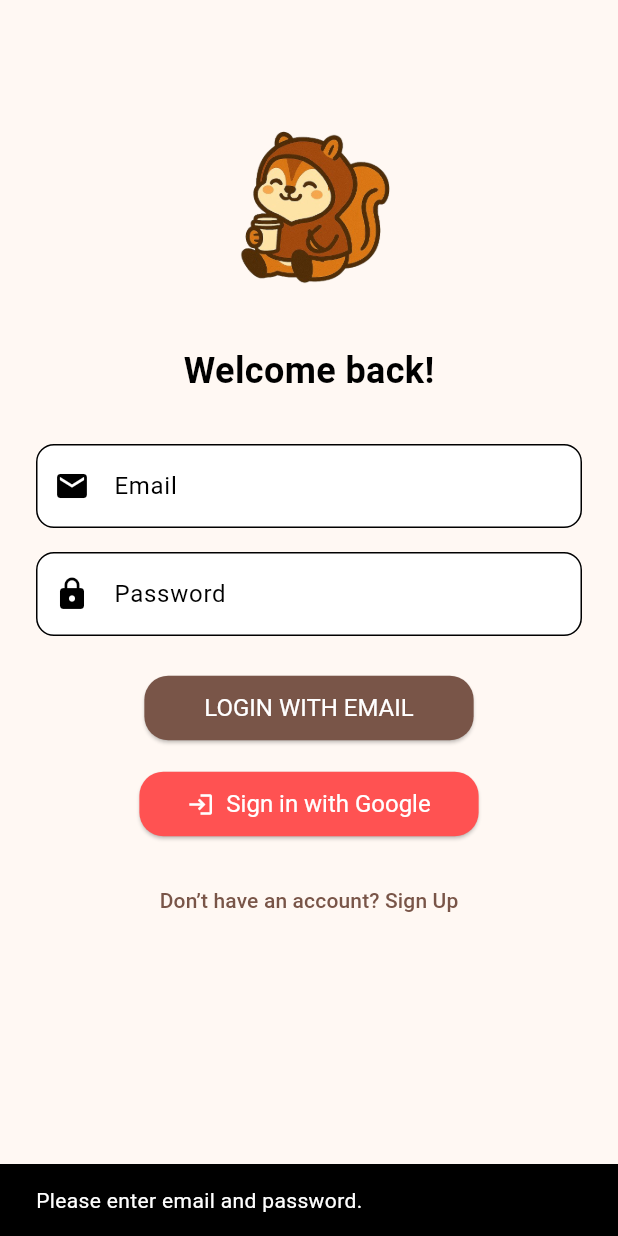
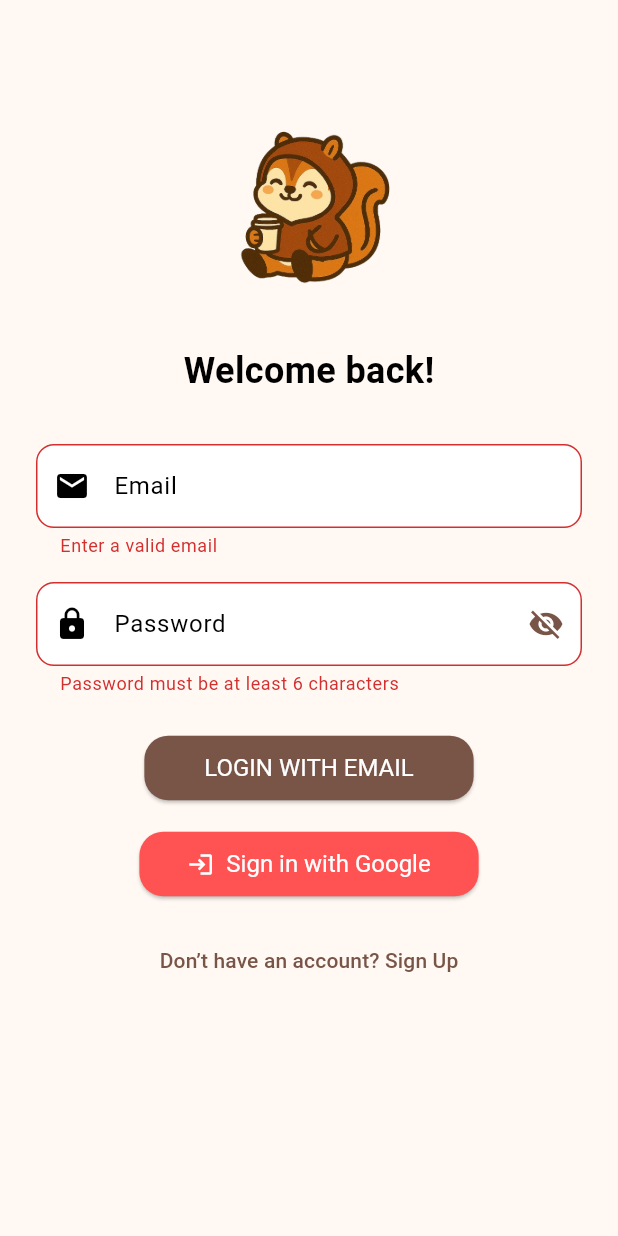
Before and after one commit to Qylahrzk/DailyQuest, a Flutter app: the screen it shows after launch, after a tap on "Get Started", after a tap on "LOGIN WITH EMAIL", on a phone screen of 412 x 824 dp. Run offline on Flutter 3.47's test engine with Material 3 defaults, Android fonts, the light colour scheme and no system bars; our stand-ins replace firebase_auth, firebase_core, google_sign_in, hive, hive_flutter, image_picker and 4 more; missing offline and left inert: google_mlkit_text_recognition; accounts and stored records are empty.

Commit message:
Update Auth Screen

```diff
--- a/lib/auth/get_started_screen.dart
+++ b/lib/auth/get_started_screen.dart
@@ -1,58 +1,87 @@
 import 'package:flutter/material.dart';
 import '../auth/login_screen.dart';
 
+/// ✅ GetStartedScreen - shown when the user first opens the app.
+///
+/// - Displays logo + welcome text
+/// - Navigates to login screen
 class GetStartedScreen extends StatelessWidget {
   const GetStartedScreen({super.key});
 
   @override
   Widget build(BuildContext context) {
     return Scaffold(
-      backgroundColor: Colors.brown.shade50,
+      backgroundColor: const Color(0xFFFFF8F3),
       body: SafeArea(
         child: Center(
-          child: Padding(
+          child: SingleChildScrollView(
             padding: const EdgeInsets.all(24.0),
             child: Column(
               mainAxisAlignment: MainAxisAlignment.center,
               children: [
-                Image.asset('assets/images/moodchipi.png'),
-                const SizedBox(height: 30),
-                const Text(
+                /// ✅ App logo
+                SizedBox(
+                  height: 200,
+                  child: Image.asset(
+                    'assets/images/moodchipi.png',
+                    fit: BoxFit.contain,
+                  ),
+                ),
+                const SizedBox(height: 40),
+
+                /// ✅ Heading
+                Text(
                   "Welcome to DailyQuest!",
                   style: TextStyle(
                     fontSize: 28,
                     fontWeight: FontWeight.bold,
-                    color: Colors.brown,
+                    color: Colors.brown.shade800,
                   ),
                   textAlign: TextAlign.center,
                 ),
                 const SizedBox(height: 16),
-                const Text(
-                  "Track your mood, reflect with diary entries, and grow with XP! 🎯",
+
+                /// ✅ Description
+                Text(
+                  "Track your moods, journal your thoughts, and level up with XP on your personal growth adventure. 🎯",
                   textAlign: TextAlign.center,
-                  style: TextStyle(fontSize: 16),
+                  style: TextStyle(
+                    fontSize: 16,
+                    color: Colors.brown.shade700,
+                    height: 1.4,
+                  ),
                 ),
                 const SizedBox(height: 50),
-                ElevatedButton(
+
+                /// ✅ Get Started button
+                SizedBox(
+                  width: double.infinity,
+                  child: ElevatedButton.icon(
                     onPressed: () {
                       Navigator.pushReplacement(
                         context,
-                      MaterialPageRoute(builder: (_) => const LoginScreen()),
+                        MaterialPageRoute(
+                          builder: (_) => const LoginScreen(),
+                        ),
                       );
                     },
+                    icon: const Icon(Icons.arrow_forward),
+                    label: const Text(
+                      "Get Started",
+                      style: TextStyle(
+                        fontSize: 18,
+                        fontWeight: FontWeight.bold,
+                      ),
+                    ),
                     style: ElevatedButton.styleFrom(
-                    backgroundColor: Colors.brown,
-                    foregroundColor: Colors.white, // ✅ Ensures white text
-                    padding: const EdgeInsets.symmetric(horizontal: 32, vertical: 14),
+                      backgroundColor: Colors.brown.shade700,
+                      foregroundColor: Colors.white,
+                      padding: const EdgeInsets.symmetric(
+                        vertical: 16,
+                      ),
                       shape: RoundedRectangleBorder(
                         borderRadius: BorderRadius.circular(12),
                       ),
-                  ),
-                  child: const Text(
-                    "Get Started",
-                    style: TextStyle(
-                      fontSize: 18,
-                      fontWeight: FontWeight.bold, // Optional
                     ),
                   ),
                 ),
--- a/lib/auth/login_screen.dart
+++ b/lib/auth/login_screen.dart
@@ -1,12 +1,14 @@
 import 'package:flutter/foundation.dart';
 import 'package:flutter/material.dart';
 import 'package:google_sign_in/google_sign_in.dart';
-import 'package:hive/hive.dart';
+import 'package:sqflite/sqflite.dart';
+import 'package:path/path.dart';
 
 import 'signup_screen.dart';
 import '../home/home_screen.dart';
-import '../auth_service.dart';
+import 'auth_service.dart';
 
+/// ✅ LoginScreen handles both email/password and Google login
 class LoginScreen extends StatefulWidget {
   const LoginScreen({super.key});
 
@@ -15,23 +17,35 @@ class LoginScreen extends StatefulWidget {
 }
 
 class _LoginScreenState extends State<LoginScreen> {
+  final _formKey = GlobalKey<FormState>();
+
   final emailController = TextEditingController();
   final passwordController = TextEditingController();
 
   bool isLoading = false;
+  bool showPassword = false;
 
   final GoogleSignIn _googleSignIn = GoogleSignIn(scopes: ['email']);
-
   final auth = AuthService();
 
-  /// Email & password login via Firebase Auth
+  Database? _db;
+
+  @override
+  void initState() {
+    super.initState();
+    _initDatabase();
+  }
+
+  /// ✅ Initialize SQLite database connection
+  Future<void> _initDatabase() async {
+    final dbPath = await getDatabasesPath();
+    final path = join(dbPath, 'dailyquest.db');
+    _db = await openDatabase(path);
+  }
+
+  /// ✅ Email/password login via Firebase Auth
   void loginWithEmail() async {
-    if (emailController.text.isEmpty || passwordController.text.isEmpty) {
-      ScaffoldMessenger.of(context).showSnackBar(
-        const SnackBar(content: Text("Please enter email and password.")),
-      );
-      return;
-    }
+    if (!_formKey.currentState!.validate()) return;
 
     setState(() => isLoading = true);
 
@@ -44,12 +58,12 @@ class _LoginScreenState extends State<LoginScreen> {
       if (!mounted) return;
 
       Navigator.pushReplacement(
-        context,
+        context as BuildContext,
         MaterialPageRoute(builder: (_) => const HomeScreen()),
       );
     } catch (e) {
       if (!mounted) return;
-      ScaffoldMessenger.of(context).showSnackBar(
+      ScaffoldMessenger.of(context as BuildContext).showSnackBar(
         SnackBar(content: Text(e.toString())),
       );
     } finally {
@@ -61,32 +75,44 @@ class _LoginScreenState extends State<LoginScreen> {
   void loginWithGoogle() async {
     try {
       final account = await _googleSignIn.signIn();
+
       if (account != null) {
-        // ✅ Save Google user info into Hive
-        final userBox = Hive.box('userData');
-        userBox.put('name', account.displayName);
-        userBox.put('email', account.email);
-        userBox.put('photoUrl', account.photoUrl);
+        // ✅ Save Google user info into SQLite
+        await _saveGoogleUserToSQLite(account);
 
         if (!mounted) return;
         Navigator.pushReplacement(
-          context,
+          context as BuildContext,
           MaterialPageRoute(builder: (_) => const HomeScreen()),
         );
       } else {
-        // User closed Google login dialog
         if (!mounted) return;
-        ScaffoldMessenger.of(context).showSnackBar(
+        ScaffoldMessenger.of(context as BuildContext).showSnackBar(
           const SnackBar(content: Text("Google sign-in was cancelled.")),
         );
       }
     } catch (e) {
       if (kDebugMode) print(e);
       if (!mounted) return;
-      ScaffoldMessenger.of(context).showSnackBar(
+      ScaffoldMessenger.of(context as BuildContext).showSnackBar(
         SnackBar(content: Text("Google login failed: $e")),
       );
     }
+  }
+
+  /// ✅ Store Google user data into SQLite for future sessions
+  Future<void> _saveGoogleUserToSQLite(GoogleSignInAccount account) async {
+    if (_db == null) return;
+
+    await _db!.delete('userData');
+
+    await _db!.insert('userData', {
+      'uid': null,
+      'email': account.email,
+      'displayName': account.displayName,
+      'photoUrl': account.photoUrl,
+      'provider': 'google',
+    });
   }
 
   @override
@@ -96,6 +122,8 @@ class _LoginScreenState extends State<LoginScreen> {
       body: SafeArea(
         child: SingleChildScrollView(
           padding: const EdgeInsets.all(24),
+          child: Form(
+            key: _formKey,
             child: Column(
               children: [
                 const SizedBox(height: 40),
@@ -107,25 +135,51 @@ class _LoginScreenState extends State<LoginScreen> {
                 ),
                 const SizedBox(height: 32),
 
-              TextField(
+                /// ✅ Email
+                TextFormField(
                   controller: emailController,
+                  validator: (val) => val!.isEmpty || !val.contains('@')
+                      ? 'Enter a valid email'
+                      : null,
+                  keyboardType: TextInputType.emailAddress,
                   decoration: InputDecoration(
                     hintText: 'Email',
                     prefixIcon: const Icon(Icons.email),
-                  border: OutlineInputBorder(borderRadius: BorderRadius.circular(12)),
+                    border: OutlineInputBorder(
+                      borderRadius: BorderRadius.circular(12),
+                    ),
                     filled: true,
                     fillColor: Colors.white,
                   ),
                 ),
                 const SizedBox(height: 16),
 
-              TextField(
+                /// ✅ Password
+                TextFormField(
                   controller: passwordController,
-                obscureText: true,
+                  obscureText: !showPassword,
+                  validator: (val) => val!.length < 6
+                      ? 'Password must be at least 6 characters'
+                      : null,
                   decoration: InputDecoration(
                     hintText: 'Password',
                     prefixIcon: const Icon(Icons.lock),
-                  border: OutlineInputBorder(borderRadius: BorderRadius.circular(12)),
+                    suffixIcon: IconButton(
+                      icon: Icon(
+                        showPassword
+                            ? Icons.visibility
+                            : Icons.visibility_off,
+                        color: Colors.brown,
+                      ),
+                      onPressed: () {
+                        setState(() {
+                          showPassword = !showPassword;
+                        });
+                      },
+                    ),
+                    border: OutlineInputBorder(
+                      borderRadius: BorderRadius.circular(12),
+                    ),
                     filled: true,
                     fillColor: Colors.white,
                   ),
@@ -136,8 +190,11 @@ class _LoginScreenState extends State<LoginScreen> {
                   onPressed: isLoading ? null : loginWithEmail,
                   style: ElevatedButton.styleFrom(
                     backgroundColor: Colors.brown,
-                  padding: const EdgeInsets.symmetric(horizontal: 40, vertical: 12),
-                  shape: RoundedRectangleBorder(borderRadius: BorderRadius.circular(16)),
+                    padding: const EdgeInsets.symmetric(
+                        horizontal: 40, vertical: 12),
+                    shape: RoundedRectangleBorder(
+                      borderRadius: BorderRadius.circular(16),
+                    ),
                   ),
                   child: isLoading
                       ? const CircularProgressIndicator(color: Colors.white)
@@ -157,8 +214,11 @@ class _LoginScreenState extends State<LoginScreen> {
                   ),
                   style: ElevatedButton.styleFrom(
                     backgroundColor: Colors.redAccent,
-                  padding: const EdgeInsets.symmetric(horizontal: 32, vertical: 12),
-                  shape: RoundedRectangleBorder(borderRadius: BorderRadius.circular(16)),
+                    padding: const EdgeInsets.symmetric(
+                        horizontal: 32, vertical: 12),
+                    shape: RoundedRectangleBorder(
+                      borderRadius: BorderRadius.circular(16),
+                    ),
                   ),
                 ),
                 const SizedBox(height: 16),
@@ -177,6 +237,7 @@ class _LoginScreenState extends State<LoginScreen> {
             ),
           ),
         ),
+      ),
     );
   }
 }
```
Also changed, not shown: lib/auth/auth_layout.dart (added, +74 -0 lines), lib/auth/auth_service.dart (added, +135 -0 lines), lib/auth/signup_screen.dart (+136 -61 lines), lib/navigation/auth_gate.dart (added, +52 -0 lines). Lines whose indentation alone changed are shown as unchanged.
